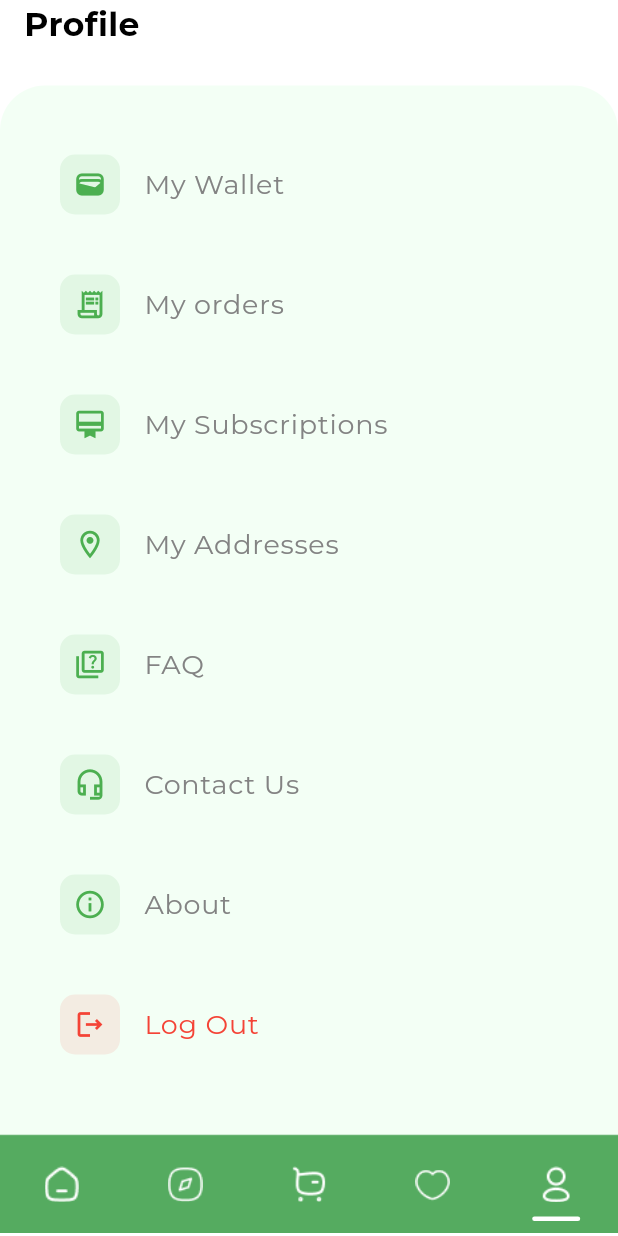
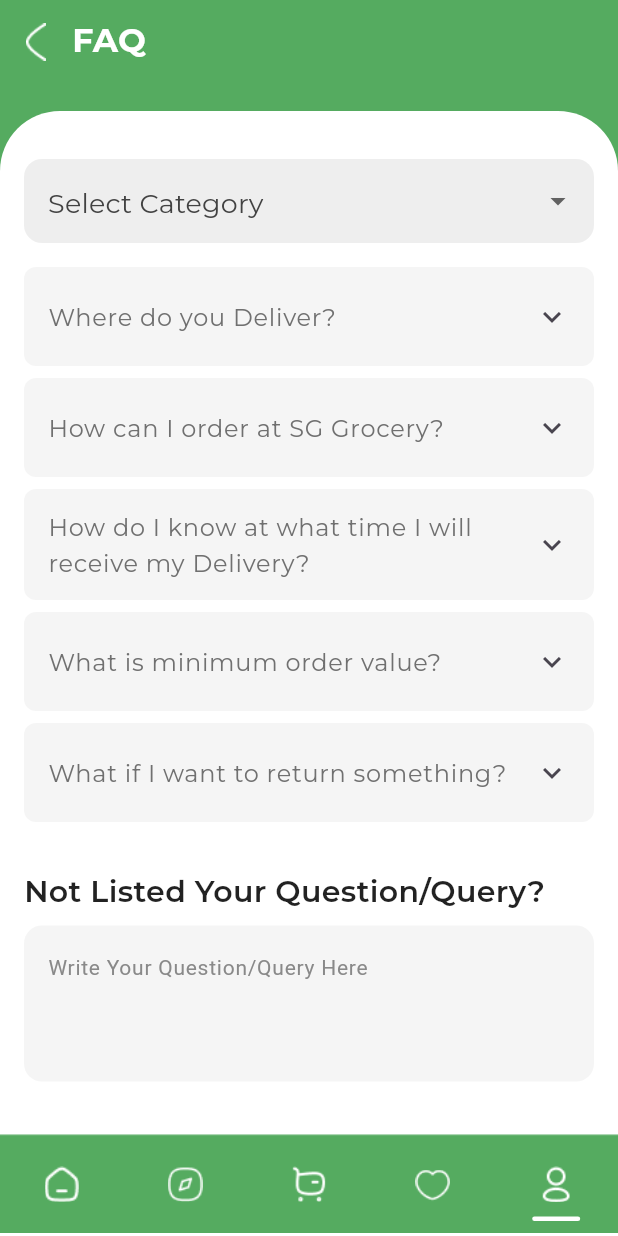
Before and after one commit to johntarus/flutter_grocery_store, a Flutter app: the ProfileScreen screen opened by its route, scrolled down 241 dp, after a tap on "FAQ", on a phone screen of 412 x 824 dp. Run offline on Flutter 3.47's test engine with Material 3 defaults, Android fonts, the phone set to English and light mode, and no system bars; our stand-ins replace flutter_svg, go_router, google_fonts; network calls fail.

Commit message:
Added faq section

```diff
--- a/lib/route/router.dart
+++ b/lib/route/router.dart
@@ -13,6 +13,7 @@ import '../screens/auth/onboarding/onboarding_screen.dart';
 import '../screens/auth/register_screen.dart';
 import '../screens/cart/cart_screen.dart';
 import '../screens/payment/payment_screen.dart';
+import '../screens/profile/components/faq.dart';
 
 final GoRouter router = GoRouter(
   routes: <RouteBase>[
@@ -77,6 +78,12 @@ final GoRouter router = GoRouter(
                 ),
               ],
             ),
+            GoRoute(
+              path: 'faq',
+              builder: (context, state) {
+                return MainLayout(startIndex: 4, child: const Faq());
+              },
+            ),
 
             GoRoute(
               path: 'wallet',
--- /dev/null
+++ b/lib/screens/profile/components/faq.dart
@@ -0,0 +1,213 @@
+import 'package:flutter/material.dart';
+import 'package:google_fonts/google_fonts.dart';
+import 'package:sg_grocery/theme/app_colors.dart';
+
+import '../../../components/custom_header.dart';
+
+class Faq extends StatefulWidget {
+  const Faq({super.key});
+
+  @override
+  State<Faq> createState() => _FaqState();
+}
+
+class _FaqState extends State<Faq> {
+  String? selectedCategory;
+  final TextEditingController questionController = TextEditingController();
+  final List<Map<String, String>> faqs = [
+    {
+      'question': 'Where do you Deliver?',
+      'answer':
+          'We deliver to multiple locations across the city. Please check our delivery areas on the website or app.',
+    },
+    {
+      'question': 'How can I order at SG Grocery?',
+      'answer':
+          'Placing an order is very simple. Just register on the SG Grocery website/mobile application, pick your choice of products, and proceed to checkout or call customer care at 1800-123-1947.',
+    },
+    {
+      'question': 'How do I know at what time I will receive my Delivery?',
+      'answer':
+          'You will receive an estimated delivery time during checkout and via order confirmation.',
+    },
+    {
+      'question': 'What is minimum order value?',
+      'answer': 'Our minimum order value is KES 500.',
+    },
+    {
+      'question': 'What if I want to return something?',
+      'answer':
+          'You can request a return within 24 hours of delivery. Terms and conditions apply.',
+    },
+  ];
+
+  int? expandedIndex;
+
+  @override
+  Widget build(BuildContext context) {
+    return Scaffold(
+      backgroundColor: AppColors.themeGreen,
+      appBar: CommonHeader(
+        title: 'FAQ',
+        titleColor: AppColors.white,
+        backgroundColor: AppColors.themeGreen,
+        titleAlignment: TextAlign.start,
+        bottomPadding: 22,
+        backIconAsset: 'assets/icons/white_back.png',
+        onBackPressed: () => Navigator.of(context).pop(),
+        showBackButton: true,
+      ),
+      body: ClipRRect(
+        borderRadius: const BorderRadius.vertical(top: Radius.circular(40)),
+        child: Container(
+          color: Colors.white,
+          padding: const EdgeInsets.all(16),
+          child: ListView(
+            children: [
+              const SizedBox(height: 16),
+              _buildCategoryDropdown(),
+              const SizedBox(height: 16),
+              ..._buildFaqList(),
+              const SizedBox(height: 24),
+              Text(
+                'Not Listed Your Question/Query?',
+                style: GoogleFonts.montserrat(
+                  fontWeight: FontWeight.w600,
+                  fontSize: 20,
+                  color: Colors.black87,
+                ),
+              ),
+              const SizedBox(height: 8),
+              _buildQuestionInput(),
+              const SizedBox(height: 24),
+              _buildSubmitButton(),
+              const SizedBox(height: 24),
+            ],
+          ),
+        ),
+      ),
+    );
+  }
+
+  Widget _buildCategoryDropdown() {
+    return DropdownButtonFormField<String>(
+      value: selectedCategory,
+      decoration: InputDecoration(
+        filled: true,
+        fillColor: Colors.grey[200],
+        border: OutlineInputBorder(
+          borderRadius: BorderRadius.circular(12),
+          borderSide: BorderSide.none,
+        ),
+      ),
+      hint: Text(
+        'Select Category',
+        style: GoogleFonts.montserrat(
+          color: AppColors.darkColor,
+          fontSize: 18,
+          fontWeight: FontWeight.w400,
+        ),
+      ),
+      items: [
+        'Orders',
+        'Delivery',
+        'Payments',
+        'Returns',
+      ].map((cat) => DropdownMenuItem(value: cat, child: Text(cat))).toList(),
+      onChanged: (value) {
+        setState(() {
+          selectedCategory = value;
+        });
+      },
+    );
+  }
+
+  List<Widget> _buildFaqList() {
+    return List.generate(faqs.length, (index) {
+      final faq = faqs[index];
+      final isExpanded = expandedIndex == index;
+
+      return Container(
+        margin: const EdgeInsets.only(bottom: 8),
+        decoration: BoxDecoration(
+          color: isExpanded ? Colors.green.withOpacity(0.05) : Colors.grey[100],
+          borderRadius: BorderRadius.circular(8),
+        ),
+        child: ExpansionTile(
+          tilePadding: const EdgeInsets.symmetric(horizontal: 16, vertical: 4),
+          title: Text(
+            faq['question']!,
+            style: GoogleFonts.montserrat(
+              fontSize: 16,
+              fontWeight: FontWeight.w400,
+              color: Color(0xFF707070),
+            ),
+          ),
+          initiallyExpanded: isExpanded,
+          onExpansionChanged: (expanded) {
+            setState(() {
+              expandedIndex = expanded ? index : null;
+            });
+          },
+          children: [
+            Padding(
+              padding: const EdgeInsets.symmetric(horizontal: 16, vertical: 8),
+              child: Text(
+                faq['answer']!,
+                style: GoogleFonts.montserrat(
+                  color: Color(0xFF707070),
+                  fontSize: 14,
+                ),
+              ),
+            ),
+          ],
+        ),
+      );
+    });
+  }
+
+  Widget _buildQuestionInput() {
+    return TextField(
+      controller: questionController,
+      maxLines: 3,
+      decoration: InputDecoration(
+        hintText: 'Write Your Question/Query Here',
+        hintStyle: const TextStyle(
+          color: Color(0xFF898989),
+          fontSize: 14,
+          fontWeight: FontWeight.w400,
+        ),
+        filled: true,
+        fillColor: Colors.grey[100],
+        border: OutlineInputBorder(
+          borderRadius: BorderRadius.circular(12),
+          borderSide: BorderSide.none,
+        ),
+      ),
+    );
+  }
+
+  Widget _buildSubmitButton() {
+    return SizedBox(
+      width: double.infinity,
+      child: ElevatedButton(
+        onPressed: () {
+          // Handle submit action
+        },
+        style: ElevatedButton.styleFrom(
+          backgroundColor: AppColors.themeGreen,
+          padding: const EdgeInsets.symmetric(vertical: 14),
+          shape: RoundedRectangleBorder(borderRadius: BorderRadius.circular(8)),
+        ),
+        child: Text(
+          'Submit',
+          style: GoogleFonts.montserrat(
+            fontWeight: FontWeight.w600,
+            fontSize: 18,
+            color: AppColors.white,
+          ),
+        ),
+      ),
+    );
+  }
+}
--- a/lib/screens/profile/profile_screen.dart
+++ b/lib/screens/profile/profile_screen.dart
@@ -66,7 +66,7 @@ class ProfileScreen extends StatelessWidget {
                     icon: Icons.quiz_outlined,
                     title: 'FAQ',
                     onTap: () {
-                      // Navigate to FAQ
+                      context.go('/home/profile/faq');
                     },
                   ),
                   ProfileMenuItem(
```
